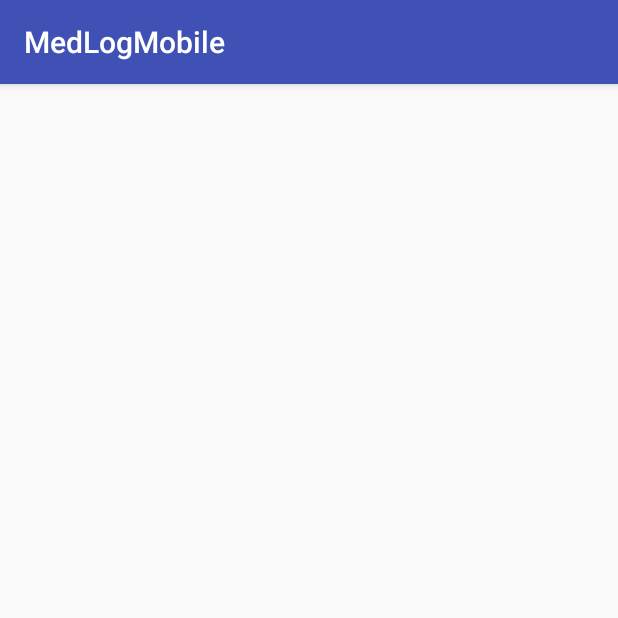
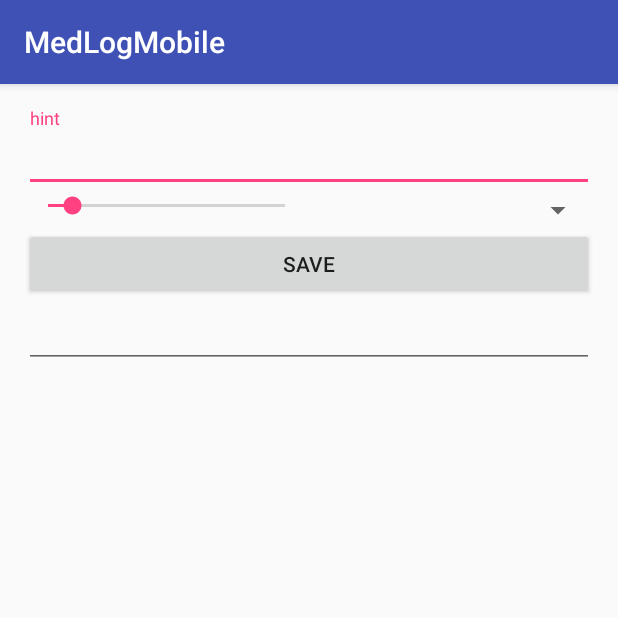
Before and after one commit to tue65786/MedLog, an Android app: the MainActivity screen opened directly, with no data from a screen before it, on a phone screen of 412 x 824 dp, the top half of it. Run offline under Robolectric (Android 15) with nearby library versions, the phone set to English and light mode, and no system bars.

Commit message:
Android: Added form basics

```diff
--- a/trunk/app/app/build.gradle
+++ b/trunk/app/app/build.gradle
@@ -10,6 +10,7 @@
         targetSdkVersion 22
         versionCode 1
         versionName "1.0"
+        vectorDrawables.useSupportLibrary = true
     }
     buildTypes {
         release {
@@ -21,9 +22,11 @@
 
 dependencies {
     compile fileTree(include: ['*.jar'], dir: 'libs')
-    testCompile 'junit:junit:4.12'
     compile 'com.android.support:appcompat-v7:22.2.1'
     compile 'com.android.support:design:22.2.1'
     compile 'com.google.code.gson:gson:2.8.0'
     compile 'commons-lang:commons-lang:20030203.000129'
+    compile 'com.android.support:support-v4:22.2.1'
+
+    testCompile 'junit:junit:4.12'
 }
--- a/trunk/app/app/src/main/AndroidManifest.xml
+++ b/trunk/app/app/src/main/AndroidManifest.xml
@@ -27,7 +27,10 @@
                 <category android:name="android.intent.category.LAUNCHER" />
             </intent-filter>
         </activity>
-        <activity android:name=".MainActivity"></activity>
+        <activity android:name=".MainActivity" />
+        <activity
+            android:name=".SettingsActivity"
+            android:label="@string/title_activity_settings"></activity>
     </application>
 
 </manifest>
--- a/trunk/app/app/src/main/res/layout/activity_main.xml
+++ b/trunk/app/app/src/main/res/layout/activity_main.xml
@@ -1,13 +1,64 @@
 <?xml version="1.0" encoding="utf-8"?>
-<RelativeLayout xmlns:android="http://schemas.android.com/apk/res/android"
+<LinearLayout xmlns:android="http://schemas.android.com/apk/res/android"
     xmlns:tools="http://schemas.android.com/tools"
     android:id="@+id/activity_main"
     android:layout_width="match_parent"
     android:layout_height="match_parent"
+    android:orientation="vertical"
     android:paddingBottom="@dimen/activity_vertical_margin"
     android:paddingLeft="@dimen/activity_horizontal_margin"
     android:paddingRight="@dimen/activity_horizontal_margin"
     android:paddingTop="@dimen/activity_vertical_margin"
     tools:context="com.medlog.medlogmobile.MainActivity">
 
-</RelativeLayout>
+    <android.support.design.widget.TextInputLayout
+        android:layout_width="match_parent"
+        android:layout_height="wrap_content"
+        android:id="@+id/tilEd">
+
+        <EditText
+            android:layout_width="match_parent"
+            android:layout_height="wrap_content"
+            android:hint="hint"
+            android:id="@+id/diaryID"
+            android:inputType="text"
+            android:singleLine="true" />
+    </android.support.design.widget.TextInputLayout>
+
+    <LinearLayout
+        android:orientation="horizontal"
+        android:layout_width="match_parent"
+        android:layout_height="wrap_content">
+
+        <SeekBar
+
+            android:layout_width="match_parent"
+            android:layout_height="wrap_content"
+            android:max="10"
+            android:progress="1"
+            android:id="@+id/seekBar"
+            android:layout_weight="1" />
+
+        <Spinner
+            android:layout_width="match_parent"
+            android:layout_height="wrap_content"
+            android:id="@+id/spinner"
+            android:layout_weight="1" />
+
+    </LinearLayout>
+
+
+    <Button
+        android:text="Save"
+        android:layout_width="match_parent"
+        android:layout_height="wrap_content"
+        android:id="@+id/btnDiaryFormSubmit" />
+
+    <EditText
+        android:layout_width="match_parent"
+        android:layout_height="wrap_content"
+        android:inputType="number"
+        android:ems="10"
+        android:id="@+id/editText" />
+
+</LinearLayout>
```
Also changed, not shown: trunk/app/app/src/main/java/com/medlog/medlogmobile/AppCompatPreferenceActivity.java (added, +109 -0 lines), trunk/app/app/src/main/java/com/medlog/medlogmobile/SettingsActivity.java (added, +254 -0 lines), trunk/app/app/src/main/res/drawable/ic_info_black_24dp.xml (added, +9 -0 lines), trunk/app/app/src/main/res/drawable/ic_notifications_black_24dp.xml (added, +9 -0 lines), trunk/app/app/src/main/res/drawable/ic_sync_black_24dp.xml (added, +9 -0 lines), trunk/app/app/src/main/res/values/strings.xml (+73 -0 lines), trunk/app/app/src/main/res/xml/pref_data_sync.xml (added, +21 -0 lines), trunk/app/app/src/main/res/xml/pref_general.xml (added, +33 -0 lines), trunk/app/app/src/main/res/xml/pref_headers.xml (added, +20 -0 lines), trunk/app/app/src/main/res/xml/pref_notification.xml (added, +27 -0 lines).
